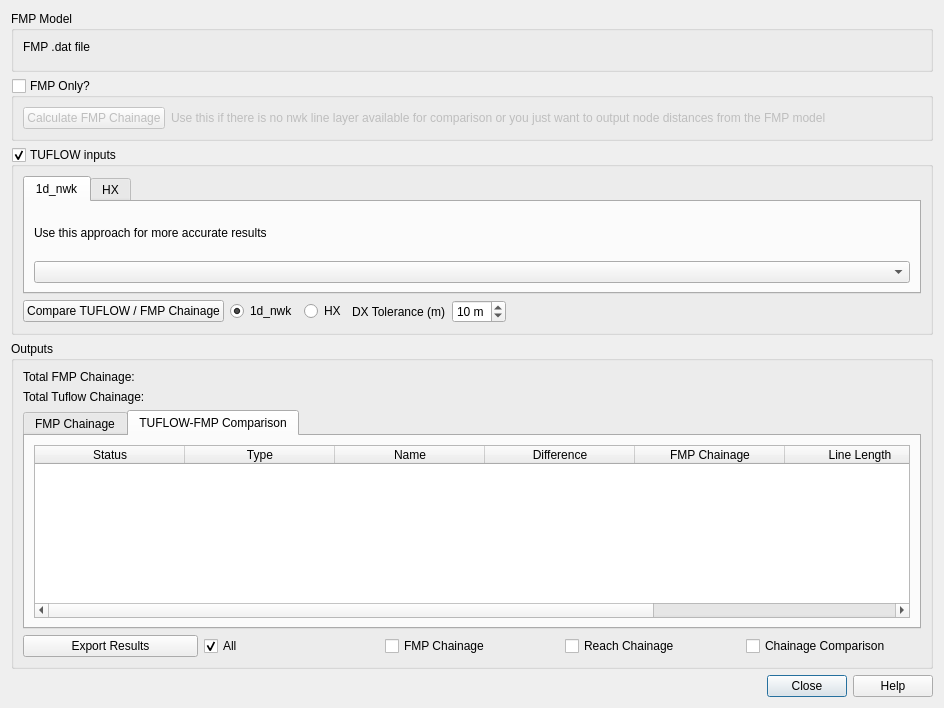
Old version of the form mod_check/forms/ui_chainage_calculator_dialog.ui in the repository duncan-r/ModCheck.
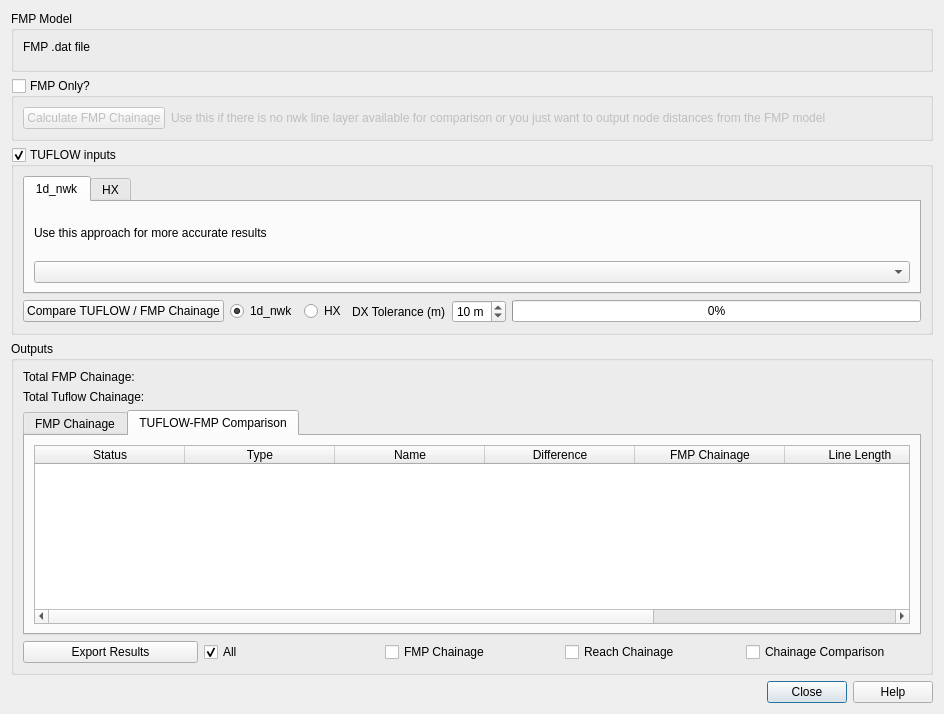
New version of the form. Custom widgets are drawn as their Qt base class.

Commit message:
Fix bug in HX line chainage difference comparison.
Handles the 'end' HX line identification better and removes them
from the HX averaging for distance.

Adds a progress bar to the chainage calculator for better UX.

```diff
--- a/mod_check/forms/ui_chainage_calculator_dialog.ui
+++ b/mod_check/forms/ui_chainage_calculator_dialog.ui
@@ -7,7 +7,7 @@
     <x>0</x>
     <y>0</y>
     <width>944</width>
-    <height>708</height>
+    <height>714</height>
    </rect>
   </property>
   <property name="windowTitle">
@@ -298,17 +298,11 @@
          </widget>
         </item>
         <item>
-         <spacer name="horizontalSpacer">
-          <property name="orientation">
-           <enum>Qt::Horizontal</enum>
+         <widget class="QProgressBar" name="progressBar">
+          <property name="value">
+           <number>0</number>
           </property>
-          <property name="sizeHint" stdset="0">
-           <size>
-            <width>40</width>
-            <height>20</height>
-           </size>
-          </property>
-         </spacer>
+         </widget>
         </item>
        </layout>
       </item>
```
The commit also changes 3 other files.
